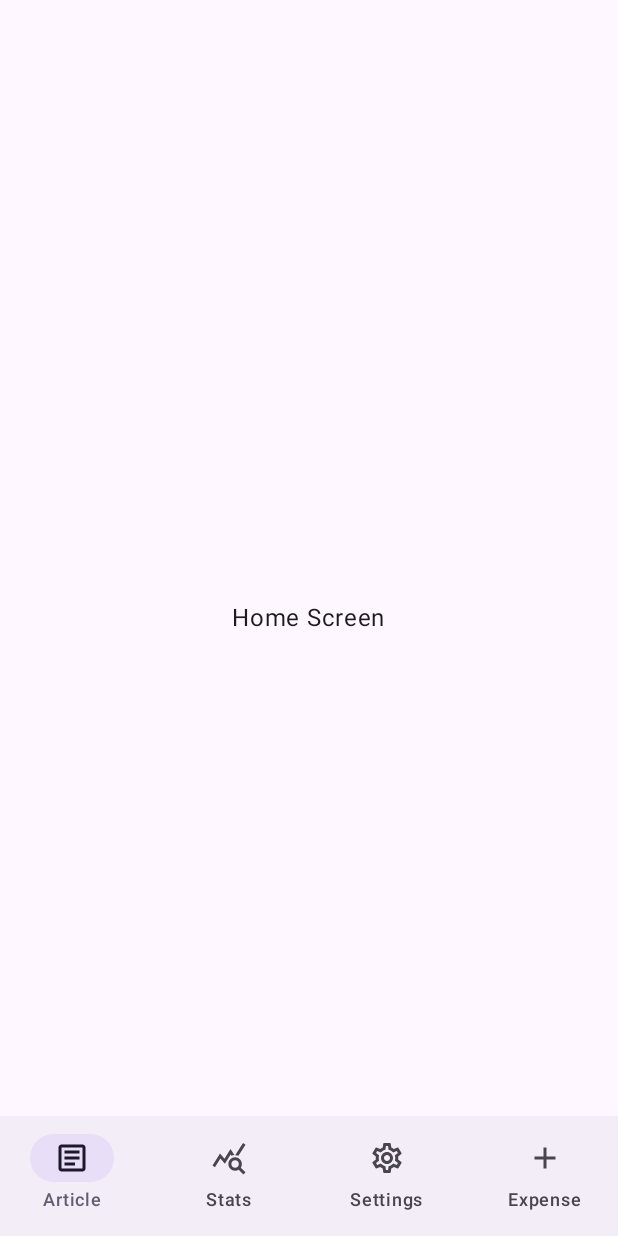
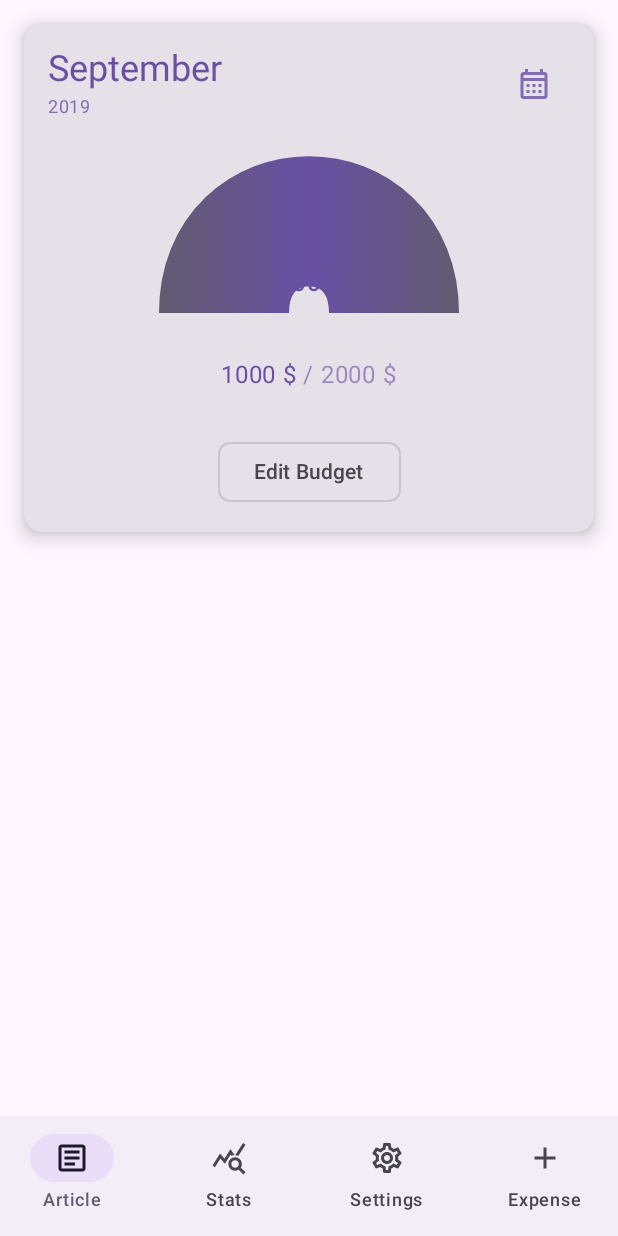
Before and after one commit to Hiten24/Xpenzave, an Android app built with Jetpack Compose: the HomeScreen screen opened through its navigation route, on a phone screen of 412 x 824 dp. Run offline under Robolectric (Android 15) with nearby library versions, the phone set to English and light mode, and no system bars; our stand-ins replace Dagger/Hilt's generated code, Timber.

Commit message:
created budget progress indicator

```diff
--- a/app/src/main/java/com/hcapps/xpenzave/presentation/home/HomeScreen.kt
+++ b/app/src/main/java/com/hcapps/xpenzave/presentation/home/HomeScreen.kt
@@ -1,19 +1,136 @@
 package com.hcapps.xpenzave.presentation.home
 
-import androidx.compose.foundation.layout.Box
+import android.widget.Toast
+import androidx.compose.foundation.layout.Arrangement
+import androidx.compose.foundation.layout.Column
+import androidx.compose.foundation.layout.Row
+import androidx.compose.foundation.layout.Spacer
+import androidx.compose.foundation.layout.fillMaxHeight
 import androidx.compose.foundation.layout.fillMaxSize
+import androidx.compose.foundation.layout.fillMaxWidth
+import androidx.compose.foundation.layout.height
+import androidx.compose.foundation.layout.padding
+import androidx.compose.material.icons.Icons
+import androidx.compose.material.icons.outlined.CalendarMonth
+import androidx.compose.material3.Card
+import androidx.compose.material3.CardDefaults
+import androidx.compose.material3.Icon
+import androidx.compose.material3.IconButton
 import androidx.compose.material3.MaterialTheme
+import androidx.compose.material3.OutlinedButton
+import androidx.compose.material3.Shapes
 import androidx.compose.material3.Text
 import androidx.compose.runtime.Composable
 import androidx.compose.ui.Alignment
 import androidx.compose.ui.Modifier
+import androidx.compose.ui.platform.LocalContext
+import androidx.compose.ui.text.SpanStyle
+import androidx.compose.ui.text.buildAnnotatedString
+import androidx.compose.ui.text.withStyle
+import androidx.compose.ui.tooling.preview.Preview
+import androidx.compose.ui.unit.dp
+import com.hcapps.xpenzave.presentation.home.component.BudgetProgress
 
 @Composable
 fun HomeScreen() {
-    Box(
-        modifier = Modifier.fillMaxSize(),
-        contentAlignment = Alignment.Center
-    ) {
-        Text(text = "Home Screen", color = MaterialTheme.colorScheme.onSurface)
+    val context = LocalContext.current
+    Column(modifier = Modifier.fillMaxSize()) {
+        MonthBudgetCard(
+            onClickOfCalendar = {
+                Toast.makeText(context, "Changing Month", Toast.LENGTH_SHORT).show()
+            },
+            onClickOfEditBudget = {
+                Toast.makeText(context, "Editing Budget", Toast.LENGTH_SHORT).show()
+            }
+        )
     }
 }
+
+@Composable
+fun MonthBudgetCard(
+    onClickOfEditBudget: () -> Unit,
+    onClickOfCalendar: () -> Unit
+) {
+    Card(
+        modifier = Modifier
+            .fillMaxWidth()
+            .fillMaxHeight(0.45f)
+            .padding(16.dp),
+        elevation = CardDefaults.cardElevation(defaultElevation = 8.dp)
+    ) {
+        Column(
+            modifier = Modifier
+                .fillMaxSize()
+                .padding(16.dp),
+            horizontalAlignment = Alignment.CenterHorizontally,
+            verticalArrangement = Arrangement.SpaceBetween
+        ) {
+            BudgetCardHeader(onClickOfCalendar)
+
+            BudgetProgress(
+                archWidth = 130f,
+                containerWidth = 200.dp,
+                progressGradient = listOf(
+                    MaterialTheme.colorScheme.secondary,
+                    MaterialTheme.colorScheme.primary,
+                    MaterialTheme.colorScheme.secondary,
+                )
+            )
+
+            val budget = buildAnnotatedString {
+                val symbol = "$"
+                withStyle(SpanStyle(color = MaterialTheme.colorScheme.primary)) {
+                    append("1000 $symbol")
+                }
+                withStyle(SpanStyle(color = MaterialTheme.colorScheme.primary.copy(alpha = 0.6f))) {
+                    append(" / 2000 $")
+                }
+            }
+
+            Text(text = budget)
+
+            OutlinedButton(
+                onClick = onClickOfEditBudget,
+                shape = Shapes().small
+            ) {
+                Text(text = "Edit Budget")
+            }
+        }
+    }
+}
+
+@Composable
+fun BudgetCardHeader(onClickOfCalendar: () -> Unit) {
+    Row(
+        modifier = Modifier
+            .fillMaxWidth(),
+        horizontalArrangement = Arrangement.SpaceBetween,
+    ) {
+        Column {
+            Text(
+                text = "September",
+                style = MaterialTheme.typography.headlineSmall,
+                color = MaterialTheme.colorScheme.primary
+            )
+            Spacer(modifier = Modifier.height(4.dp))
+            Text(
+                text = "2019",
+                style = MaterialTheme.typography.bodySmall,
+                color = MaterialTheme.colorScheme.primary.copy(alpha = 0.8f)
+            )
+        }
+        IconButton(onClick = onClickOfCalendar) {
+            Icon(
+                imageVector = Icons.Outlined.CalendarMonth,
+                contentDescription = "Calendar Month",
+                tint = MaterialTheme.colorScheme.primary.copy(alpha = 0.8f),
+            )
+        }
+    }
+}
+
+@Preview(showBackground = true)
+@Composable
+fun PreviewMonthBudgetCard() {
+    MonthBudgetCard({}, {})
+}
--- /dev/null
+++ b/app/src/main/java/com/hcapps/xpenzave/presentation/home/component/BudgetProgress.kt
@@ -0,0 +1,113 @@
+package com.hcapps.xpenzave.presentation.home.component
+
+import androidx.compose.animation.core.Animatable
+import androidx.compose.animation.core.tween
+import androidx.compose.foundation.Canvas
+import androidx.compose.foundation.layout.Box
+import androidx.compose.foundation.layout.Column
+import androidx.compose.foundation.layout.Spacer
+import androidx.compose.foundation.layout.fillMaxSize
+import androidx.compose.foundation.layout.height
+import androidx.compose.foundation.layout.padding
+import androidx.compose.foundation.layout.width
+import androidx.compose.material3.MaterialTheme
+import androidx.compose.material3.Text
+import androidx.compose.runtime.Composable
+import androidx.compose.runtime.LaunchedEffect
+import androidx.compose.runtime.remember
+import androidx.compose.ui.Alignment
+import androidx.compose.ui.Modifier
+import androidx.compose.ui.geometry.Offset
+import androidx.compose.ui.graphics.Brush
+import androidx.compose.ui.graphics.Color
+import androidx.compose.ui.graphics.Path
+import androidx.compose.ui.graphics.PathMeasure
+import androidx.compose.ui.graphics.drawscope.Stroke
+import androidx.compose.ui.tooling.preview.Preview
+import androidx.compose.ui.unit.Dp
+import androidx.compose.ui.unit.dp
+import timber.log.Timber
+
+@Composable
+fun BudgetProgress(
+    archWidth: Float = 120f,
+    progress: Int = 100,
+    containerWidth: Dp = 200.dp,
+    progressContainerColor: Color = Color.LightGray,
+    textColor: Color = MaterialTheme.colorScheme.primary,
+    progressGradient: List<Color>
+) {
+
+    val pathPortion = remember { Animatable(initialValue = 0f) }
+    LaunchedEffect(key1 = true) {
+        pathPortion.animateTo(
+            targetValue = 1f,
+            animationSpec = tween(durationMillis = 1000)
+        )
+    }
+
+    Box(contentAlignment = Alignment.Center) {
+        Canvas(
+            modifier = Modifier
+                .width(containerWidth)
+                .height(containerWidth / 2)
+        ) {
+            val canvasSize = Offset(size.width, size.height)
+            val reduceArchWidth = archWidth / 2f
+
+            val path = Path().apply {
+                moveTo(reduceArchWidth, canvasSize.y)
+                cubicTo(
+                    reduceArchWidth,
+                    (-(canvasSize.y / 4) + (archWidth / 2)), // first control point
+                    canvasSize.x - reduceArchWidth,
+                    (-(canvasSize.y / 4) + (archWidth / 2)), // second control point
+                    canvasSize.x - reduceArchWidth,
+                    canvasSize.y // end point (connect point / close point)
+                )
+            }
+            val outPath = Path()
+            PathMeasure().apply {
+                setPath(path, false)
+                val progressValue = length.times(progress).div(100)
+                Timber.d("length: $length, progress: $progressValue")
+                getSegment(0f, progressValue, outPath)
+            }
+            // background of the budget progress indicator
+            drawPath(path = path, color = progressContainerColor, style = Stroke(width = archWidth))
+            // progress bar of the budget progress indicator
+            drawPath(
+                path = outPath,
+                brush = Brush.horizontalGradient(progressGradient),
+                style = Stroke(width = archWidth)
+            )
+        }
+
+        Text(
+            text = "$progress%",
+            color = textColor,
+            fontWeight = MaterialTheme.typography.labelLarge.fontWeight,
+            modifier = Modifier
+                .align(Alignment.BottomCenter)
+                .padding(bottom = 8.dp)
+        )
+
+    }
+}
+
+@Preview
+@Composable
+fun PreviewBudgetProgress() {
+    Column(
+        modifier = Modifier
+            .fillMaxSize(),
+        horizontalAlignment = Alignment.CenterHorizontally
+    ) {
+        Spacer(modifier = Modifier.height(120.dp))
+        BudgetProgress(progressGradient = listOf(
+            MaterialTheme.colorScheme.primary,
+            MaterialTheme.colorScheme.secondary,
+            MaterialTheme.colorScheme.primary,
+        ))
+    }
+}
```
